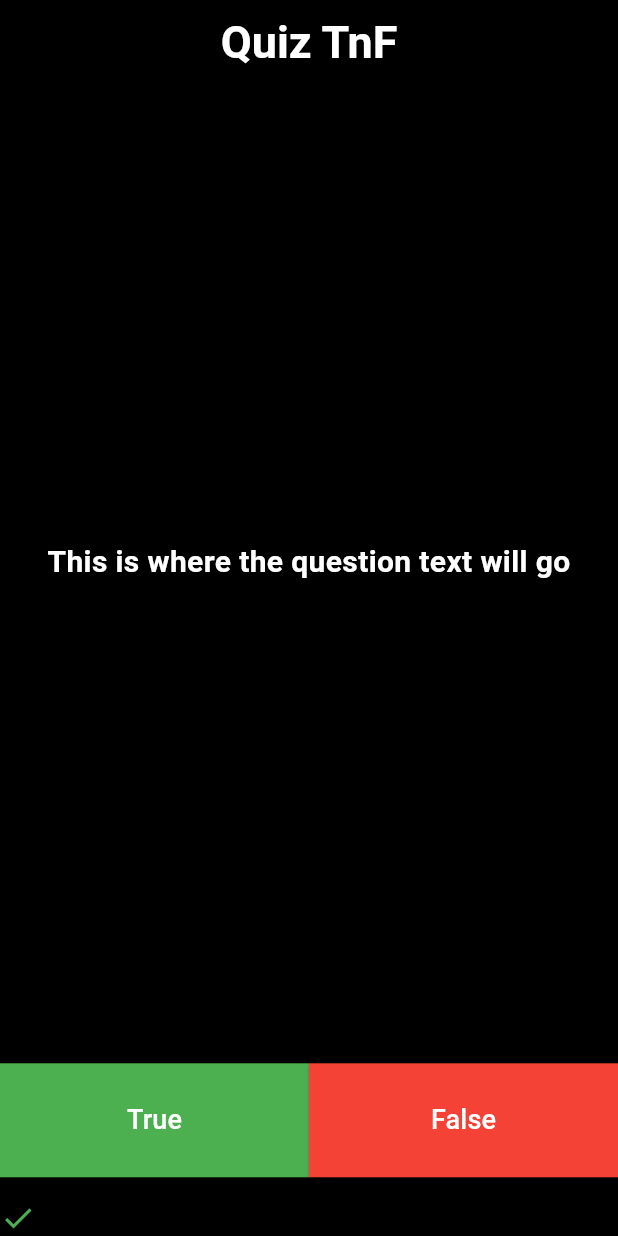
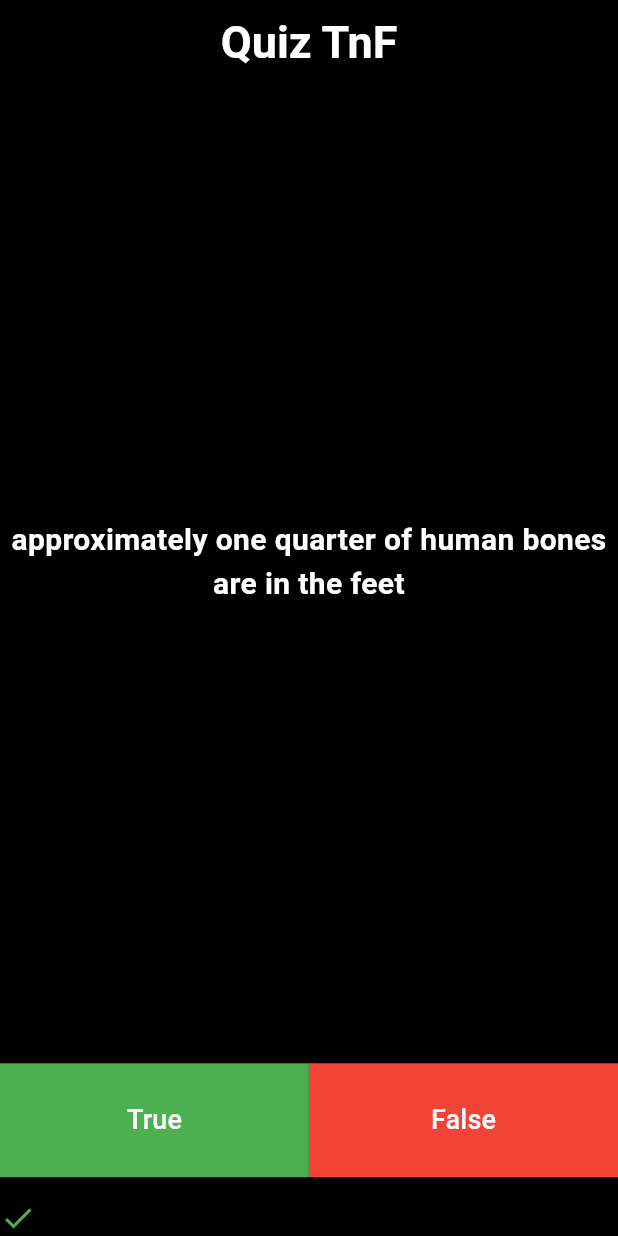
Before and after one commit to Tekfred/Flutter-Mastery, a Flutter app: the screen it shows after launch, after a tap on "True", on a phone screen of 412 x 824 dp. Run offline on Flutter 3.47's test engine with Material 3 defaults, Android fonts, the phone set to English and light mode, and no system bars.

Commit message:
implimented OOP and imports updates

```diff
--- a/lib/main.dart
+++ b/lib/main.dart
@@ -1,4 +1,8 @@
 import 'package:flutter/material.dart';
+// import 'question.dart';
+import 'quizzbrain.dart';
+
+Quizzbrain quizzbrain = Quizzbrain();
 
 void main() {
   runApp(const MyApp());
@@ -24,9 +28,11 @@
 }
 
 class _XylophoneAppState extends State<QiuzTnF> {
-  List<Widget> scoreKeeper = [
+  List<Widget> scoreKeeper = [];
 
-  ];
+  // List<bool> answers = [false, true, true];
+
+  int questionNumber = 0;
 
   @override
   Widget build(BuildContext context) {
@@ -52,10 +58,10 @@
             Expanded(
               flex: 6, // ← takes 5 parts of available space
               child: Center(
-                child: const Text(
-                  'This is where the question text will go',
+                child: Text(
+                  quizzbrain.getQuestionText(questionNumber),
                   textAlign: TextAlign.center,
-                  style: TextStyle(
+                  style: const TextStyle(
                     color: Colors.white,
                     fontSize: 20,
                     fontWeight: FontWeight.bold,
@@ -73,10 +79,17 @@
                   Expanded(
                     child: ElevatedButton(
                       onPressed: () {
+                        bool correctAnswer = quizzbrain.getQuestionAnswer(questionNumber);
+
                         setState(() {
-                          scoreKeeper.add(
-                            const Icon(Icons.check, color: Colors.green),
-                          );
+                          if (correctAnswer == true) {
+                            scoreKeeper.add(const Icon(Icons.check, color: Colors.green));
+                          } else {
+                            scoreKeeper.add(const Icon(Icons.close, color: Colors.red));
+                          }
+                          if (questionNumber < quizzbrain.questionBankLength - 1) {
+                            questionNumber++;
+                          }
                         });
                       },
                       style: ElevatedButton.styleFrom(
@@ -95,10 +108,17 @@
                   Expanded(
                     child: ElevatedButton(
                       onPressed: () {
+                        bool correctAnswer = quizzbrain.getQuestionAnswer(questionNumber);
+
                         setState(() {
-                          scoreKeeper.add(
-                            const Icon(Icons.close, color: Color.fromARGB(255, 147, 68, 62)),
-                          );
+                          if (correctAnswer == false) {
+                            scoreKeeper.add(const Icon(Icons.check, color: Colors.green));
+                          } else {
+                            scoreKeeper.add(const Icon(Icons.close, color: Colors.red));
+                          }
+                          if (questionNumber < quizzbrain.questionBankLength - 1) {
+                            questionNumber++;
+                          }
                         });
                       },
                       style: ElevatedButton.styleFrom(
--- /dev/null
+++ b/lib/question.dart
@@ -0,0 +1,6 @@
+class Question {
+  String questionText;
+  bool questionAnswer;
+
+  Question({required this.questionText, required this.questionAnswer});
+}
--- /dev/null
+++ b/lib/quizzbrain.dart
@@ -0,0 +1,59 @@
+import 'question.dart';
+
+
+class Quizzbrain {
+  final List<Question> _questionBank = [
+    Question(
+      questionText: 'you can lead a cow down stairs but not up stairs,',
+      questionAnswer: true,
+    ),
+    Question(
+      questionText: 'approximately one quarter of human bones are in the feet',
+      questionAnswer: true,
+    ),
+    Question(questionText: 'A slug\'s blood is green', questionAnswer: true),
+
+    Question(questionText:'Some cats are actually allergic to humans', questionAnswer: true),
+    Question(questionText:'You can lead a cow down stairs but not up stairs.', questionAnswer: false),
+    Question(questionText:'Approximately one quarter of human bones are in the feet.', questionAnswer: true),
+    Question(questionText:'A slug\'s blood is green.', questionAnswer: true),
+    Question(questionText:'Buzz Aldrin\'s mother\'s maiden name was "Moon".', questionAnswer: true),
+    Question(questionText:'It is illegal to pee in the Ocean in Portugal.', questionAnswer: true),
+    Question(
+      questionText:'No piece of square dry paper can be folded in half more than 7 times.',
+      questionAnswer: false,
+    ),
+    Question(
+      questionText:'In London, UK, if you happen to die in the House of Parliament, you are technically entitled to a state funeral, because the building is considered too sacred a place.',
+      questionAnswer: true,
+    ),
+    Question(
+      questionText:'The loudest sound produced by any animal is 188 decibels. That animal is the African Elephant.',
+      questionAnswer: false,
+    ),
+    Question(
+      questionText:'The total surface area of two human lungs is approximately 70 square metres.',
+      questionAnswer: true,
+    ),
+    Question(questionText:'Google was originally called "Backrub".', questionAnswer: true),
+    Question(
+     questionText: 'Chocolate affects a dog\'s heart and nervous system; a few ounces are enough to kill a small dog.',
+      questionAnswer: true,
+    ),
+    Question(
+      questionText:'In West Virginia, USA, if you accidentally hit an animal with your car, you are free to take it home to eat.',
+      questionAnswer: true,
+    ),
+
+  ];
+
+  String getQuestionText(int questionNumber) {
+    return _questionBank[questionNumber].questionText;
+  }
+
+  bool getQuestionAnswer(int questionNumber) {
+    return _questionBank[questionNumber].questionAnswer;
+  }
+
+  int get questionBankLength => _questionBank.length;
+}
```
Also changed, not shown: 1 other file.
